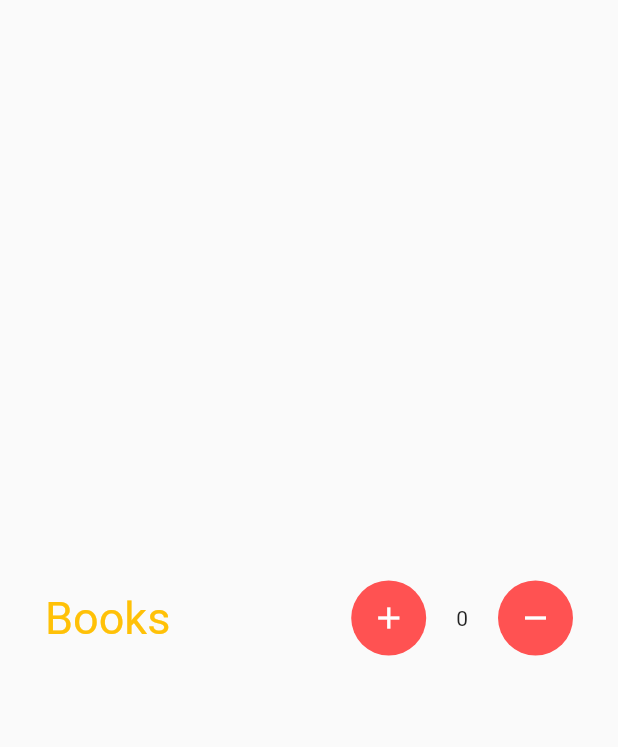
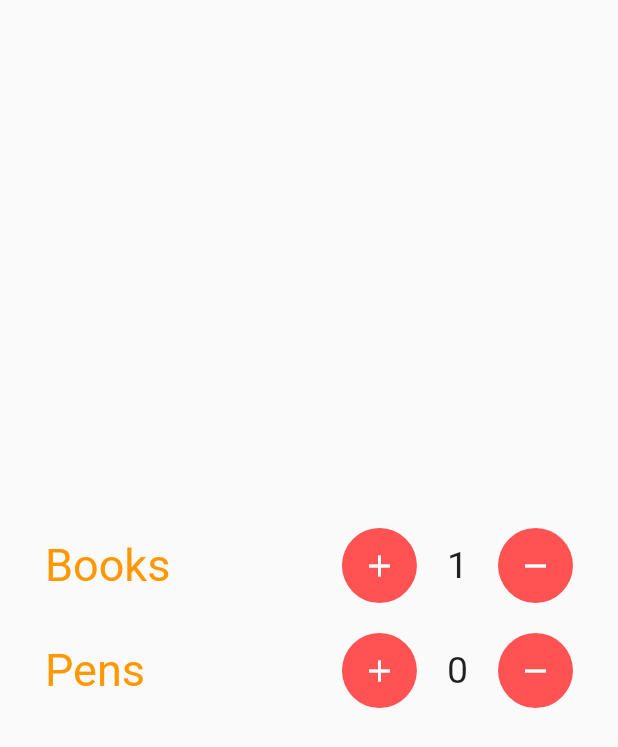
Before and after one commit to sank4lp55/shopping_cart, a Flutter app: the screen it shows after launch, after a tap on the "add" icon, on a phone screen of 412 x 824 dp. Shown: the top 747 px of the screen. Run offline on Flutter 3.47's test engine with Material 2 defaults, Android fonts, the phone set to English and light mode, and no system bars; our stand-ins replace get.

Commit message:
increment decrement using functions in controller

```diff
--- a/lib/my_cart.dart
+++ b/lib/my_cart.dart
@@ -15,7 +15,8 @@ class _MyCartState extends State<MyCart> {
   final MyController c = Get.put(MyController());
   @override
   Widget build(BuildContext context) {
-    return Scaffold(
+    return SafeArea(
+      child: Scaffold(
         body: Container(
           padding: const EdgeInsets.all(30),
           child: Column(
@@ -25,7 +26,7 @@ class _MyCartState extends State<MyCart> {
                 children: [
                   Text(
                     "Books",
-                  style: TextStyle(fontSize: 30, color: Colors.amber),
+                    style: TextStyle(fontSize: 30, color: Colors.orange),
                   ),
                   Expanded(child: Container()),
                   Container(
@@ -39,13 +40,16 @@ class _MyCartState extends State<MyCart> {
                         Icons.add,
                         color: Colors.white,
                       ),
-                    onPressed: () => null,
+                      onPressed: () => c.incrementBooks(),
                     ),
                   ),
                   SizedBox(
                     width: 20,
                   ),
-                Obx(() => Text("${c.books.toString()}")),
+                  Obx(() => Text(
+                        "${c.books.toString()}",
+                        style: TextStyle(fontSize: 25),
+                      )),
                   SizedBox(
                     width: 20,
                   ),
@@ -60,7 +64,57 @@ class _MyCartState extends State<MyCart> {
                         Icons.remove,
                         color: Colors.white,
                       ),
-                    onPressed: () => null,
+                      onPressed: () => c.decrementBooks(),
+                    ),
+                  )
+                ],
+              ),
+              SizedBox(
+                height: 20,
+              ),
+              Row(
+                children: [
+                  Text(
+                    "Pens",
+                    style: TextStyle(fontSize: 30, color: Colors.orange),
+                  ),
+                  Expanded(child: Container()),
+                  Container(
+                    width: 50,
+                    height: 50,
+                    decoration: BoxDecoration(
+                        borderRadius: BorderRadius.all(Radius.circular(25)),
+                        color: Colors.redAccent),
+                    child: IconButton(
+                      icon: Icon(
+                        Icons.add,
+                        color: Colors.white,
+                      ),
+                      onPressed: () => c.incrementPens(),
+                    ),
+                  ),
+                  SizedBox(
+                    width: 20,
+                  ),
+                  Obx(() => Text(
+                        "${c.pens.toString()}",
+                        style: TextStyle(fontSize: 25),
+                      )),
+                  SizedBox(
+                    width: 20,
+                  ),
+                  Container(
+                    width: 50,
+                    height: 50,
+                    decoration: BoxDecoration(
+                        borderRadius: BorderRadius.all(Radius.circular(25)),
+                        color: Colors.redAccent),
+                    child: IconButton(
+                      icon: Icon(
+                        Icons.remove,
+                        color: Colors.white,
+                      ),
+                      onPressed: () => c.decrementPens(),
                     ),
                   )
                 ],
@@ -68,6 +122,7 @@ class _MyCartState extends State<MyCart> {
             ],
           ),
         ),
+      ),
     );
   }
 }
--- a/lib/my_controller.dart
+++ b/lib/my_controller.dart
@@ -1,5 +1,38 @@
+import 'package:flutter/material.dart';
 import 'package:get/get.dart';
-class MyController extends GetxController{
-  var books=0.obs;
 
+class MyController extends GetxController {
+  var books = 0.obs;
+  var pens = 0.obs;
+  incrementBooks() {
+    books.value++;
+  }
+
+  decrementBooks() {
+    if (books.value == 0) {
+      Get.snackbar("Error", "Can't be less than zero",
+          icon: const Icon(Icons.alarm),
+          barBlur: 20,
+          isDismissible: true,
+          duration: const Duration(seconds: 3));
+    } else {
+      books.value--;
+    }
+  }
+
+   incrementPens() {
+    pens.value++;
+  }
+
+  decrementPens() {
+    if (pens.value == 0) {
+      Get.snackbar("Error", "Can't be less than zero",
+          icon: const Icon(Icons.alarm),
+          barBlur: 20,
+          isDismissible: true,
+          duration: const Duration(seconds: 3));
+    } else {
+      pens.value--;
+    }
+  }
 }
```
Lines whose indentation alone changed are shown as unchanged.
